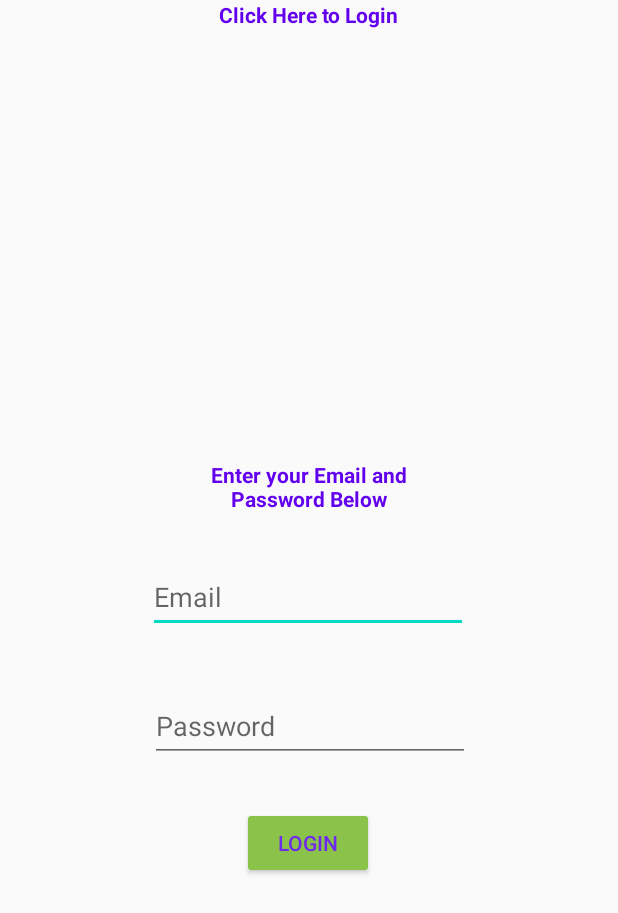
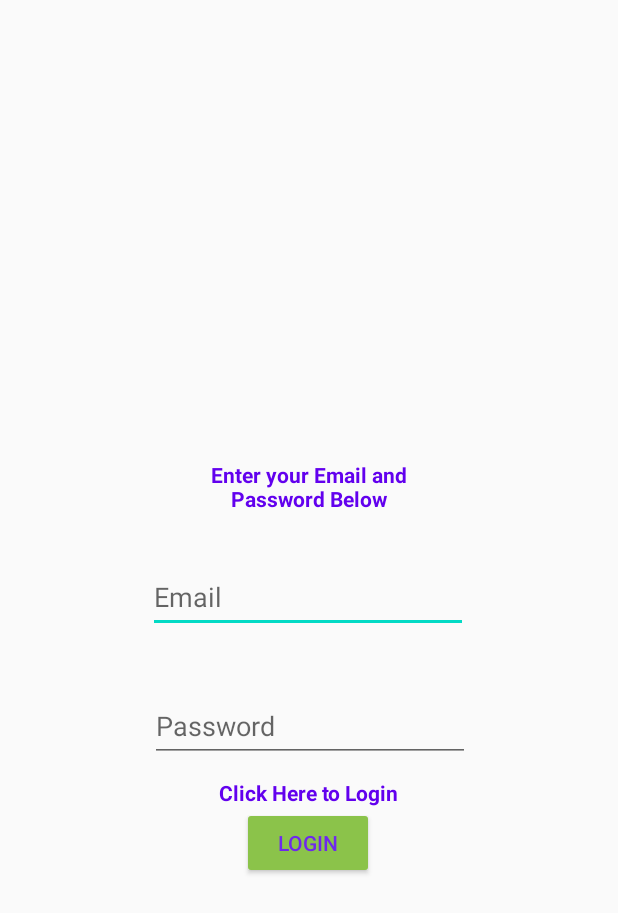
Before and after one commit to TheHiberNate/Mealer-Application, an Android app: the layout login_page.xml on its own in the app's theme, with its tools: preview values and no code run, on a phone screen of 412 x 824 dp. Shown: the top 913 px of the screen. Run offline under Robolectric (Android 15) with nearby library versions, the phone set to English and light mode, and no system bars.

Commit message:
Update login_page.xml

```diff
--- a/app/src/main/res/layout/login_page.xml
+++ b/app/src/main/res/layout/login_page.xml
@@ -31,10 +31,10 @@
         android:textAllCaps="false"
         android:textColor="@color/purple_500"
         android:textStyle="bold"
+        app:layout_constraintBottom_toTopOf="@+id/btn_Login2"
         app:layout_constraintEnd_toEndOf="parent"
         app:layout_constraintHorizontal_bias="0.497"
-        app:layout_constraintStart_toStartOf="parent"
-        tools:layout_editor_absoluteY="447dp" />
+        app:layout_constraintStart_toStartOf="parent" />
 
     <EditText
         android:id="@+id/editTextTextEmailAddress"
@@ -48,6 +48,7 @@
         android:hint="Email"
         android:inputType="textEmailAddress"
         android:minHeight="48dp"
+        android:textColor="@color/green"
         app:layout_constraintBottom_toTopOf="@+id/editTextTextPassword"
         app:layout_constraintEnd_toEndOf="parent"
         app:layout_constraintHorizontal_bias="0.496"
```
